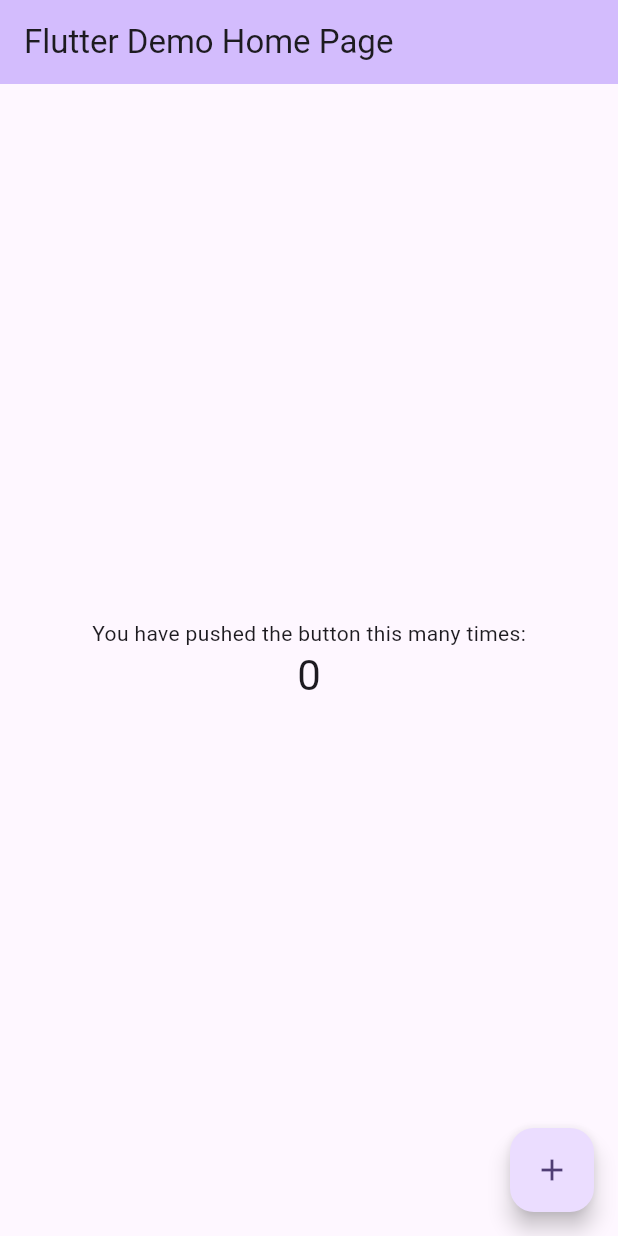
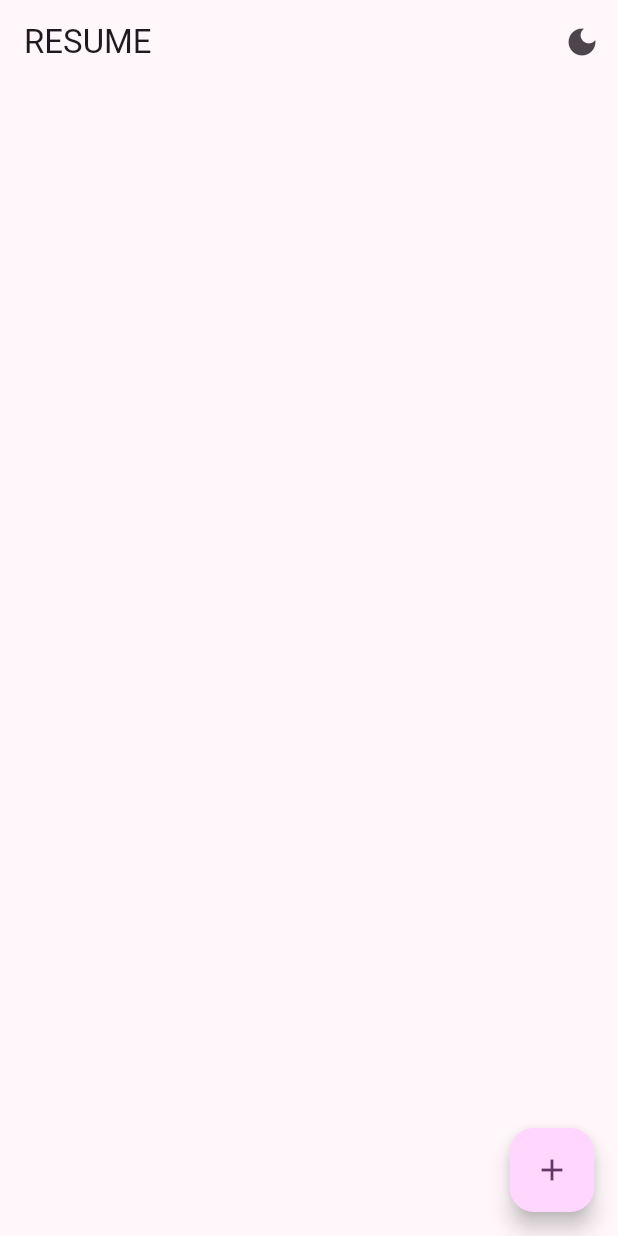
Before and after one commit to epashiq/knovator_project, a Flutter app: the screen it shows after launch, on a phone screen of 412 x 824 dp. Run offline on Flutter 3.47's test engine with Material 3 defaults, Android fonts, the light colour scheme and no system bars; our stand-ins replace flutter_hooks, flutter_riverpod, shared_preferences.

Commit message:
second commit
dependency added, setting light theme and dark theme

```diff
--- a/lib/main.dart
+++ b/lib/main.dart
@@ -1,110 +1,35 @@
 import 'package:flutter/material.dart';
+import 'package:flutter_hooks/flutter_hooks.dart';
+import 'package:flutter_riverpod/flutter_riverpod.dart';
+import 'package:knovator_project/view/pages/resume_page.dart';
+import 'package:shared_preferences/shared_preferences.dart';
 
 void main() {
-  runApp(const MyApp());
+  runApp(const ProviderScope(child: MyApp()));
 }
 
-class MyApp extends StatelessWidget {
+class MyApp extends HookWidget {
   const MyApp({super.key});
 
   @override
   Widget build(BuildContext context) {
+    final darkTheme = useState(false);
+
+    useEffect(() {
+      SharedPreferences.getInstance()
+          .then((value) => darkTheme.value = value.getBool('theme') ?? false);
+
+      return null;
+    });
     return MaterialApp(
       title: 'Flutter Demo',
-      theme: ThemeData(
-
-        colorScheme: ColorScheme.fromSeed(seedColor: Colors.deepPurple),
-        useMaterial3: true,
-      ),
-      home: const MyHomePage(title: 'Flutter Demo Home Page'),
+      debugShowCheckedModeBanner: false,
+      theme: darkTheme.value
+          ? ThemeData.dark()
+          : ThemeData(
+              colorScheme: ColorScheme.fromSeed(seedColor: Colors.purple),
+              useMaterial3: true),
+      home:  ResumePage(themeNoitfier: darkTheme),
     );
   }
 }
-
-class MyHomePage extends StatefulWidget {
-  const MyHomePage({super.key, required this.title});
-
-  // This widget is the home page of your application. It is stateful, meaning
-  // that it has a State object (defined below) that contains fields that affect
-  // how it looks.
-
-  // This class is the configuration for the state. It holds the values (in this
-  // case the title) provided by the parent (in this case the App widget) and
-  // used by the build method of the State. Fields in a Widget subclass are
-  // always marked "final".
-
-  final String title;
-
-  @override
-  State<MyHomePage> createState() => _MyHomePageState();
-}
-
-class _MyHomePageState extends State<MyHomePage> {
-  int _counter = 0;
-
-  void _incrementCounter() {
-    setState(() {
-      // This call to setState tells the Flutter framework that something has
-      // changed in this State, which causes it to rerun the build method below
-      // so that the display can reflect the updated values. If we changed
-      // _counter without calling setState(), then the build method would not be
-      // called again, and so nothing would appear to happen.
-      _counter++;
-    });
-  }
-
-  @override
-  Widget build(BuildContext context) {
-    // This method is rerun every time setState is called, for instance as done
-    // by the _incrementCounter method above.
-    //
-    // The Flutter framework has been optimized to make rerunning build methods
-    // fast, so that you can just rebuild anything that needs updating rather
-    // than having to individually change instances of widgets.
-    return Scaffold(
-      appBar: AppBar(
-        // TRY THIS: Try changing the color here to a specific color (to
-        // Colors.amber, perhaps?) and trigger a hot reload to see the AppBar
-        // change color while the other colors stay the same.
-        backgroundColor: Theme.of(context).colorScheme.inversePrimary,
-        // Here we take the value from the MyHomePage object that was created by
-        // the App.build method, and use it to set our appbar title.
-        title: Text(widget.title),
-      ),
-      body: Center(
-        // Center is a layout widget. It takes a single child and positions it
-        // in the middle of the parent.
-        child: Column(
-          // Column is also a layout widget. It takes a list of children and
-          // arranges them vertically. By default, it sizes itself to fit its
-          // children horizontally, and tries to be as tall as its parent.
-          //
-          // Column has various properties to control how it sizes itself and
-          // how it positions its children. Here we use mainAxisAlignment to
-          // center the children vertically; the main axis here is the vertical
-          // axis because Columns are vertical (the cross axis would be
-          // horizontal).
-          //
-          // TRY THIS: Invoke "debug painting" (choose the "Toggle Debug Paint"
-          // action in the IDE, or press "p" in the console), to see the
-          // wireframe for each widget.
-          mainAxisAlignment: MainAxisAlignment.center,
-          children: <Widget>[
-            const Text(
-              'You have pushed the button this many times:',
-            ),
-            Text(
-              '$_counter',
-              style: Theme.of(context).textTheme.headlineMedium,
-            ),
-          ],
-        ),
-      ),
-      floatingActionButton: FloatingActionButton(
-        onPressed: _incrementCounter,
-        tooltip: 'Increment',
-        child: const Icon(Icons.add),
-      ), // This trailing comma makes auto-formatting nicer for build methods.
-    );
-  }
-}
--- /dev/null
+++ b/lib/view/pages/resume_page.dart
@@ -0,0 +1,31 @@
+import 'package:flutter/material.dart';
+import 'package:shared_preferences/shared_preferences.dart';
+
+class ResumePage extends StatelessWidget {
+  final ValueNotifier<bool> themeNoitfier;
+  const ResumePage({super.key, required this.themeNoitfier});
+
+  @override
+  Widget build(BuildContext context) {
+    void changeTheme() async {
+      themeNoitfier.value = !themeNoitfier.value;
+      (await SharedPreferences.getInstance())
+          .setBool('theme', themeNoitfier.value);
+    }
+
+    return Scaffold(
+      appBar: AppBar(
+        title: const Text('RESUME'),
+        actions: [
+          IconButton(
+              onPressed: changeTheme,
+              icon: Icon(
+                  themeNoitfier.value ? Icons.light_mode : Icons.dark_mode))
+        ],
+      ),
+      floatingActionButton: FloatingActionButton(onPressed: (){},
+      child: const Icon(Icons.add),
+      ),
+    );
+  }
+}
```
Also changed, not shown: pubspec.yaml (+7 -0 lines), pubspec.lock, 1 other file.
